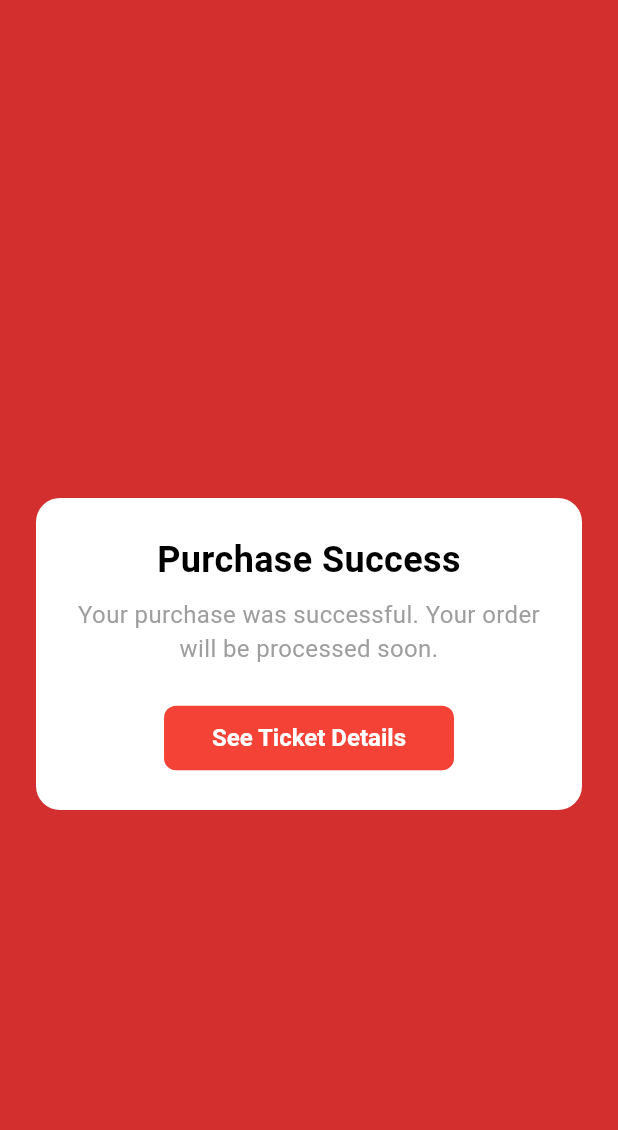
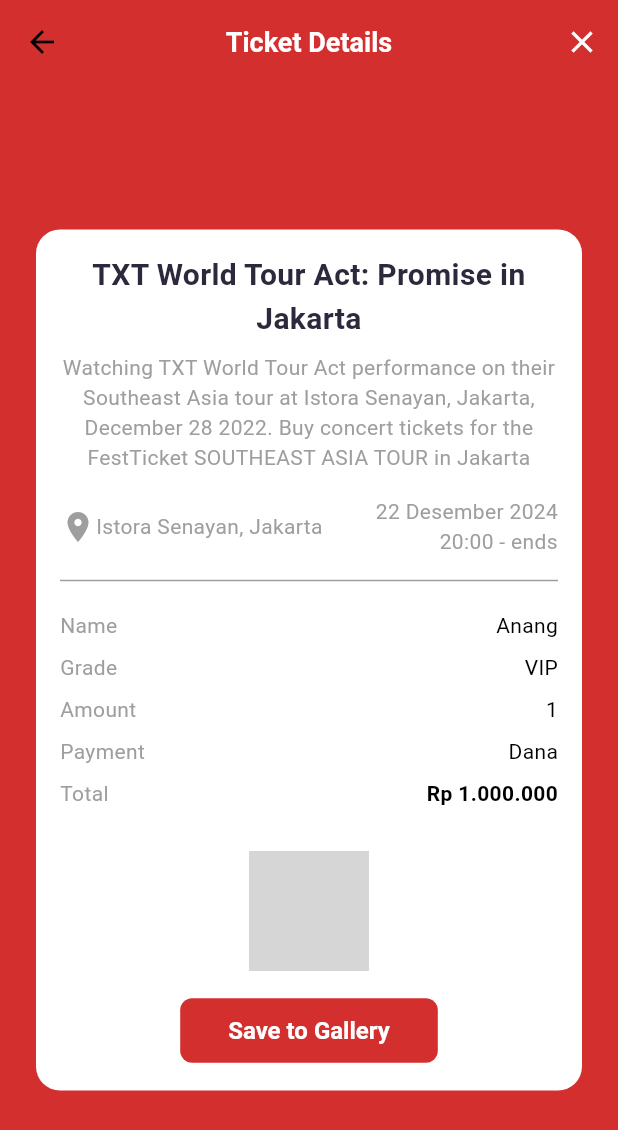
Before and after one commit to TI-3D/fest-ticketing-app, a Flutter app: the PurchaseSucces screen opened directly, after a tap on "See Ticket Details", on a phone screen of 412 x 824 dp. Shown: the top 1130 px of the screen. Run offline on Flutter 3.47's test engine with Material 3 defaults, Android fonts, the phone set to English and light mode, and no system bars; our stand-ins replace dio, equatable, firebase_core, fl_chart, flutter_bloc, flutter_svg and 4 more; accounts and stored records are empty; Roboto replaces fonts that are missing (CircularStd); grey boxes are pictures that could not be loaded.

Commit message:
create ticket

```diff
--- /dev/null
+++ b/lib/presentation/orders/screen/ticket.dart
@@ -0,0 +1,148 @@
+import 'package:flutter/material.dart';
+
+class Ticket extends StatelessWidget {
+  const Ticket({Key? key}) : super(key: key);
+
+  @override
+  Widget build(BuildContext context) {
+    return Scaffold(
+      backgroundColor: Colors.red[700],
+      appBar: AppBar(
+        backgroundColor: Colors.red[700],
+        elevation: 0,
+        title: const Text(
+          'Ticket Details',
+          style: TextStyle(color: Colors.white),
+        ),
+        centerTitle: true,
+        actions: [
+          IconButton(
+            icon: const Icon(Icons.close, color: Colors.white),
+            onPressed: () {
+              Navigator.pop(context);
+            },
+          ),
+        ],
+      ),
+      body: Center(
+        child: Container(
+
+          margin: const EdgeInsets.all(24),
+          padding: const EdgeInsets.all(16),
+          decoration: BoxDecoration(
+            color: Colors.white,
+            borderRadius: BorderRadius.circular(16),
+          ),
+          child: Column(
+            mainAxisSize: MainAxisSize.min,
+            children: [
+              const Text(
+                'TXT World Tour Act: Promise in Jakarta',
+                style: TextStyle(
+                  fontSize: 20,
+                  fontWeight: FontWeight.bold,
+                ),
+                textAlign: TextAlign.center,
+              ),
+              const SizedBox(height: 8),
+              // deskripsi
+              const Text(
+                'Watching TXT World Tour Act performance on their Southeast Asia tour at Istora Senayan, Jakarta, December 28 2022. Buy concert tickets for the FestTicket SOUTHEAST ASIA TOUR in Jakarta',
+                style: TextStyle(
+                  fontSize: 14,
+                  color: Colors.grey,
+                ),
+                textAlign: TextAlign.center,
+              ),
+              const SizedBox(height: 16),
+              Row(
+                mainAxisAlignment: MainAxisAlignment.spaceBetween,
+                children: const [
+                  Icon(Icons.location_on, color: Colors.grey),
+                  Text(
+                    'Istora Senayan, Jakarta',
+                    style: TextStyle(
+                      fontSize: 14,
+                      color: Colors.grey,
+                    ),
+                  ),
+                  Spacer(),
+                  Text(
+                    '22 Desember 2024\n20:00 - ends',
+                    style: TextStyle(
+                      fontSize: 14,
+                      color: Colors.grey,
+                    ),
+                    textAlign: TextAlign.right,
+                  ),
+                ],
+              ),
+              const Divider(height: 32, color: Colors.grey),
+
+              _buildTicketInfoRow('Name', 'Anang'),
+              _buildTicketInfoRow('Grade', 'VIP'),
+              _buildTicketInfoRow('Amount', '1'),
+              _buildTicketInfoRow('Payment', 'Dana'),
+              _buildTicketInfoRow('Total', 'Rp 1.000.000', isBold:true),
+              const SizedBox(height: 24),
+
+              // barcode
+              Image.asset(
+                '/images/barcode.png',
+                height: 80,
+              ),
+              const SizedBox(height: 16),
+
+              // save button
+              ElevatedButton(
+                onPressed: () {
+                  // Logika untuk menyimpan ke galeri
+                },
+                style: ElevatedButton.styleFrom(
+                  backgroundColor: Colors.red[700],
+                  padding: const EdgeInsets.symmetric(
+                    horizontal: 32,
+                    vertical: 12,
+                  ),
+                  shape: RoundedRectangleBorder(
+                    borderRadius: BorderRadius.circular(8),
+                  ),
+                ),
+                child: const Text(
+                  'Save to Gallery',
+                  style: TextStyle(color: Colors.white),
+                ),
+              ),
+            ],
+          ),
+        ),
+      ),
+    );
+  }
+
+  Widget _buildTicketInfoRow(String label, String value, {bool isBold = false}) {
+    return Padding(
+      padding: const EdgeInsets.symmetric(vertical: 4),
+      child: Row(
+        mainAxisAlignment: MainAxisAlignment.spaceBetween,
+        children: [
+          Text(
+            label,
+            style: TextStyle(
+              fontSize: 14,
+              color: Colors.grey,
+            ),
+          ),
+          Text(
+            value,
+            style: TextStyle(
+              fontSize: 14,
+              fontWeight: isBold ? FontWeight.bold : FontWeight.normal,
+              color: Colors.black,
+            ),
+          ),
+        ],
+      ),
+    );
+  }
+}
--- a/lib/presentation/product/screen/purchase_succes.dart
+++ b/lib/presentation/product/screen/purchase_succes.dart
@@ -1,3 +1,4 @@
+import 'package:fest_ticketing/presentation/orders/screen/ticket.dart';
 import 'package:flutter/material.dart';
 
 class PurchaseSucces extends StatelessWidget {
@@ -51,12 +52,12 @@ class PurchaseSucces extends StatelessWidget {
                   // button to see ticket details
                   ElevatedButton(
                     onPressed: () {
-                      // Navigator.push(
-                      //   context,
-                      //   MaterialPageRoute(
-                      //     builder: (context) => const TicketDetailPage(),
-                      //   ),
-                      // );
+                      Navigator.push(
+                        context,
+                        MaterialPageRoute(
+                          builder: (context) => const Ticket(),
+                        ),
+                      );
                     },
                     style: ElevatedButton.styleFrom(
                       backgroundColor: Colors.red,
```
Also changed, not shown: assets/images/barcode.png (added).
